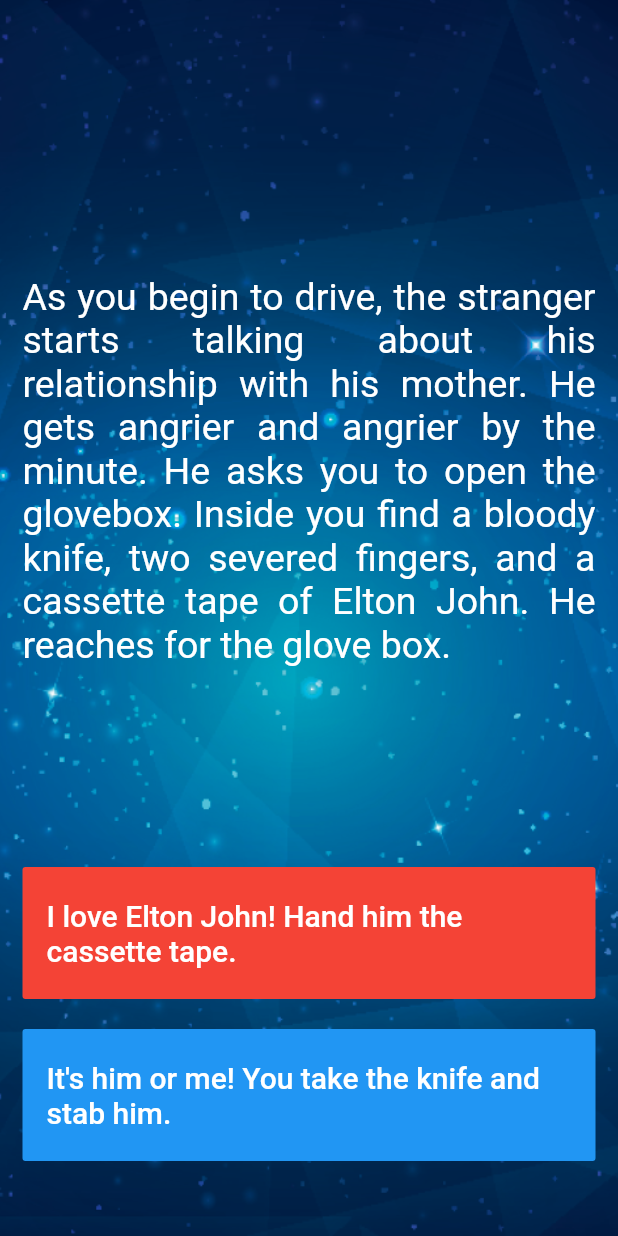
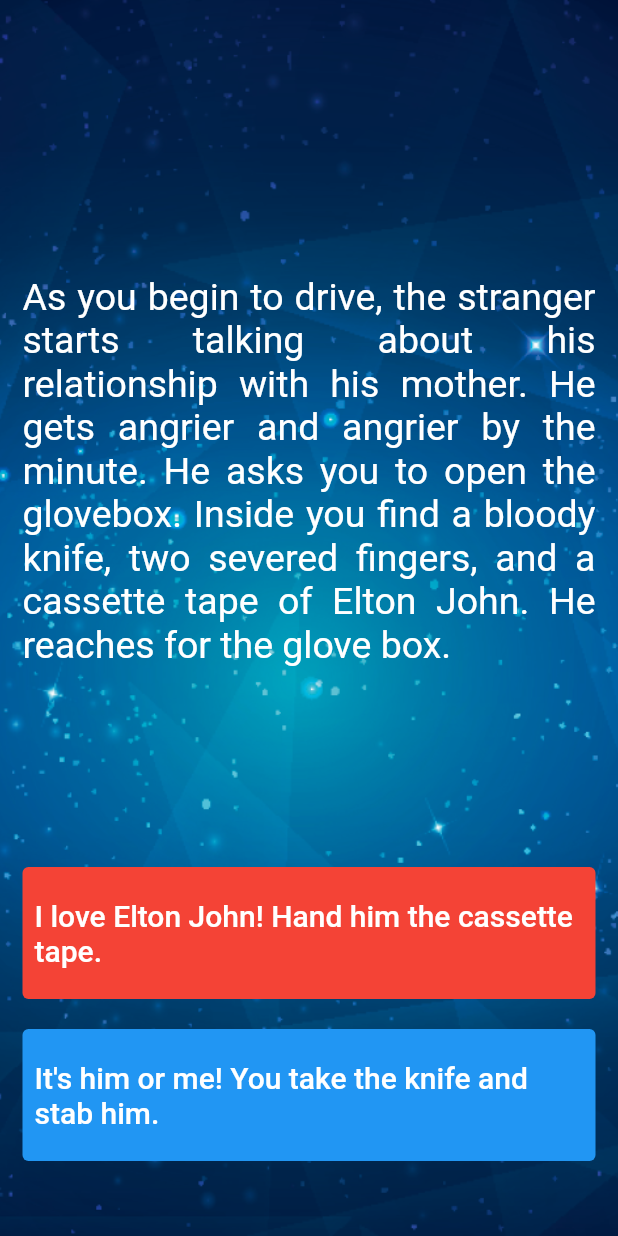
Before and after one commit to Abdelrahmanhassan1/Destini, a Flutter app: the StoryPage screen opened directly, after a tap on an icon or button, on a phone screen of 412 x 824 dp. Run offline on Flutter 3.47's test engine with Material 2 defaults, Android fonts, the phone set to English and light mode, and no system bars.

Commit message:
fix errors and update code

```diff
--- a/lib/main.dart
+++ b/lib/main.dart
@@ -2,14 +2,17 @@
 import 'story_brain.dart';
 import 'package:flutter/material.dart';
 
-void main() => runApp(Destini());
+void main() => runApp(const Destini());
 
 class Destini extends StatelessWidget {
+  const Destini({super.key});
+
+  @override
   Widget build(BuildContext context) {
     return MaterialApp(
       debugShowCheckedModeBanner: false,
       theme: ThemeData.dark(),
-      home: StoryPage(),
+      home: const StoryPage(),
     );
   }
 }
@@ -17,6 +20,8 @@
 StoryBrain storybrain = StoryBrain();
 
 class StoryPage extends StatefulWidget {
+  const StoryPage({super.key});
+
   _StoryPageState createState() => _StoryPageState();
 }
 
@@ -25,14 +30,14 @@
   Widget build(BuildContext context) {
     return Scaffold(
       body: Container(
-        decoration: BoxDecoration(
-          image: const DecorationImage(
+        decoration: const BoxDecoration(
+          image: DecorationImage(
             image: AssetImage('images/background.png'),
             fit: BoxFit.cover,
           ),
         ),
-        padding: EdgeInsets.symmetric(vertical: 50.0, horizontal: 15.0),
-        constraints: BoxConstraints.expand(),
+        padding: const EdgeInsets.symmetric(vertical: 50.0, horizontal: 15.0),
+        constraints: const BoxConstraints.expand(),
         child: SafeArea(
           child: Column(
             crossAxisAlignment: CrossAxisAlignment.stretch,
@@ -43,7 +48,7 @@
                   child: Text(
                     storybrain.getStory(),
                     textAlign: TextAlign.justify,
-                    style: TextStyle(
+                    style: const TextStyle(
                       fontSize: 25.0,
                     ),
                   ),
@@ -51,38 +56,46 @@
               ),
               Expanded(
                 flex: 2,
-                child: FlatButton(
+                child: TextButton(
                   onPressed: () {
                     setState(() {
                       storybrain.nextStory(1);
                     });
                   },
-                  color: Colors.red,
+                  style: ButtonStyle(
+                    backgroundColor: MaterialStateProperty.all(Colors.red),
+                    foregroundColor: MaterialStateProperty.all(Colors.white),
+                  ),
                   child: Text(
                     storybrain.getChoice1(),
-                    style: TextStyle(
+                    style: const TextStyle(
                       fontSize: 20.0,
                     ),
                   ),
                 ),
               ),
-              SizedBox(
+              const SizedBox(
                 height: 20.0,
               ),
               Expanded(
                 flex: 2,
                 child: Visibility(
                   visible: storybrain.buttonShouldBeVisible(),
-                  child: FlatButton(
+                  child: TextButton(
                     onPressed: () {
-                      setState(() {
-                        storybrain.nextStory(2);
-                      });
+                      setState(
+                        () {
+                          storybrain.nextStory(2);
+                        },
+                      );
                     },
-                    color: Colors.blue,
+                    style: ButtonStyle(
+                      backgroundColor: MaterialStateProperty.all(Colors.blue),
+                      foregroundColor: MaterialStateProperty.all(Colors.white),
+                    ),
                     child: Text(
                       storybrain.getChoice2(),
-                      style: TextStyle(
+                      style: const TextStyle(
                         fontSize: 20.0,
                       ),
                     ),
--- a/lib/story.dart
+++ b/lib/story.dart
@@ -2,5 +2,6 @@
   String storyTitle;
   String choice1;
   String choice2;
-  Story({this.storyTitle, this.choice1, this.choice2});
+  Story(
+      {required this.storyTitle, required this.choice1, required this.choice2});
 }
```
Also changed, not shown: 2 other files.
